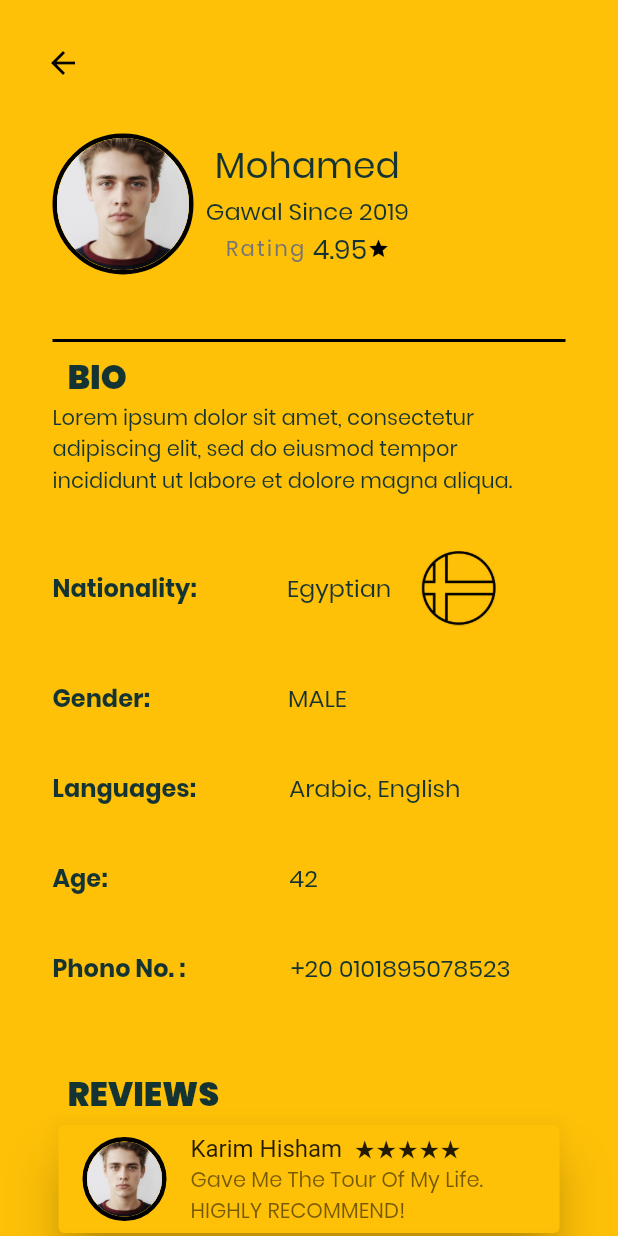
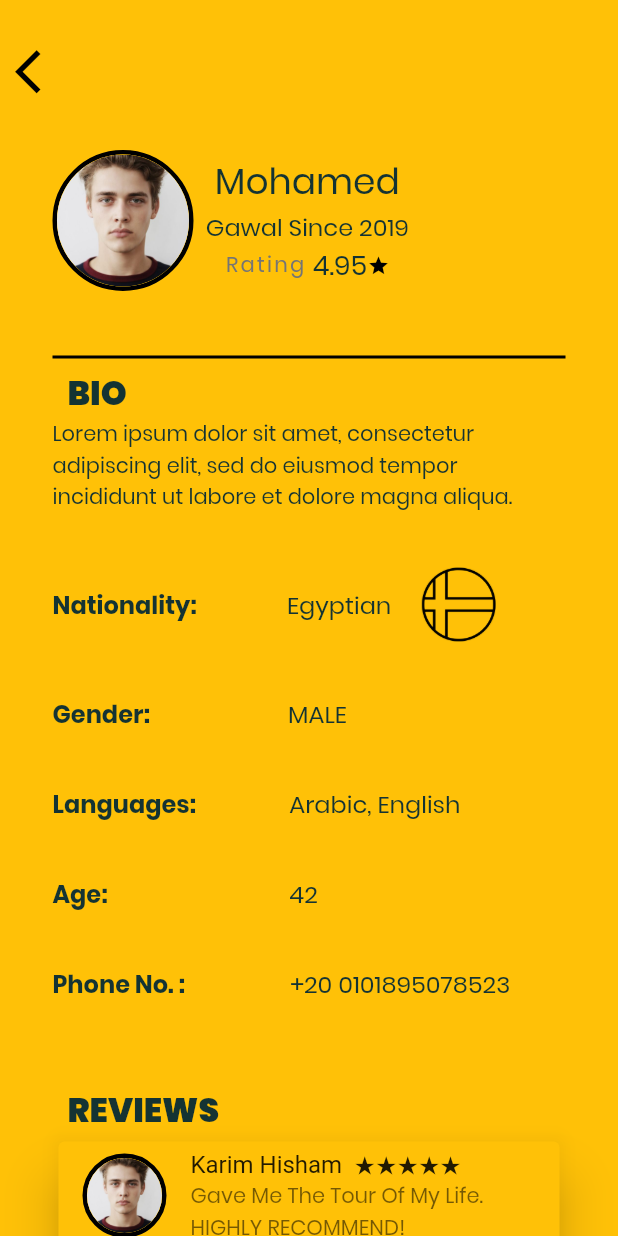
Before and after one commit to mohGhazala96/gawla, a Flutter app: the TourGuideTourGuideProfileScreen screen opened by its route, on a phone screen of 412 x 824 dp. Run offline on Flutter 3.47's test engine with Material 2 defaults, Android fonts, the phone set to English and light mode, and no system bars; our stand-ins replace animated_text_kit, bubble, circular_profile_avatar, country_code_picker, date_picker_timeline, dots_indicator and 5 more; missing offline and left inert: flutter_open_whatsapp; project files that could hold a hidden picture were left out.

Commit message:
Bug fixes buttons back

```diff
--- a/lib/screens/tourguide/tourguide_profile_screen.dart
+++ b/lib/screens/tourguide/tourguide_profile_screen.dart
@@ -30,15 +30,13 @@ class TourGuideTourGuideProfileScreen extends StatelessWidget {
             Align(
               alignment: Alignment.topLeft,
               child: Padding(
-                padding: const EdgeInsets.only(top: 30, left: 30),
+                padding: const EdgeInsets.only(top: 30, left: 10),
                 child: GestureDetector(
                   onTap: () {
                     Navigator.pop(context);
                   },
-                  child: Icon(
-                    Icons.arrow_back,
-                    color: Colors.black,
-                  ),
+                  child: Icon(Icons.arrow_back_ios,
+                      color: Colors.black, size: 35.0),
                 ),
               ),
             ),
@@ -214,7 +212,7 @@ class TourGuideTourGuideProfileScreen extends StatelessWidget {
                 Row(
                   children: <Widget>[
                     Text(
-                      'Phono No. :',
+                      'Phone No. :',
                       style: TextStyle(
                           fontSize: 16.0, fontWeight: FontWeight.bold),
                     ),
```
Also changed, not shown: lib/screens/tourist/tourguide_profile_screen.dart (+14 -21 lines), lib/screens/tourist/tours_search_screen.dart (+8 -2 lines).
